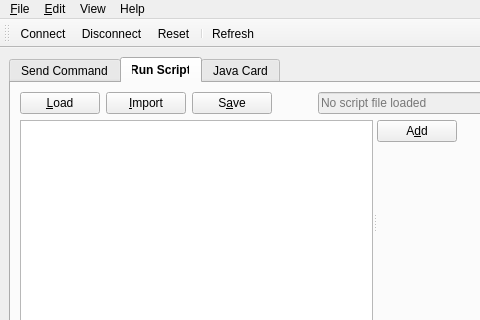
Old version of the form res/forms/mainwindow.ui in the repository CouleurQ/SmartCardManager; both pictures show x 0 to 480 and y 0 to 320 of the 800 by 600 pixel window.
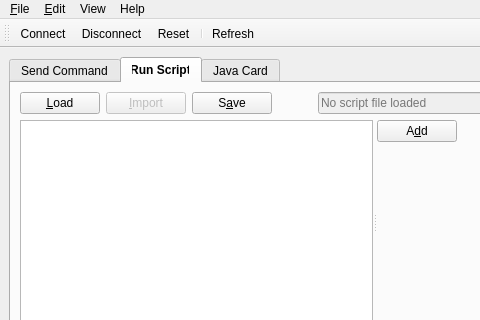
New version of the form. The open tabs and pages were chosen to show the change. Icons and pictures are not drawn. Custom widgets are drawn as their Qt base class.

Commit message: RunScript CommandTerminal UI handling

Patch:
```diff
--- a/res/forms/mainwindow.ui
+++ b/res/forms/mainwindow.ui
@@ -207,6 +207,9 @@
           </item>
           <item>
            <widget class="QPushButton" name="runScriptButtonImport">
+            <property name="enabled">
+             <bool>false</bool>
+            </property>
             <property name="text">
              <string>&amp;Import</string>
             </property>
```
The commit also changes 7 other files.
